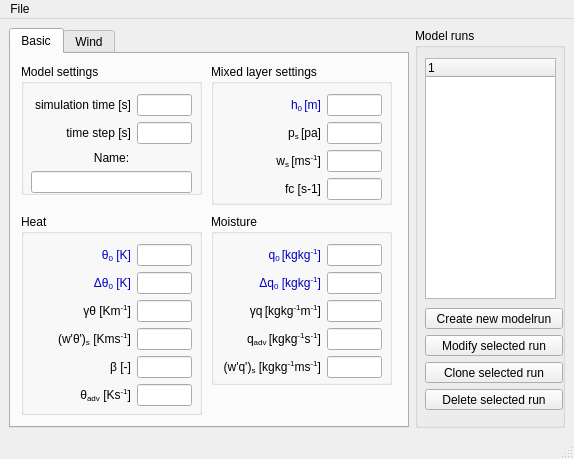
This is mlmodel_UI/mainwindow.ui in classmodel/modelgui as Qt 5 draws it before an edit. The edited form follows.
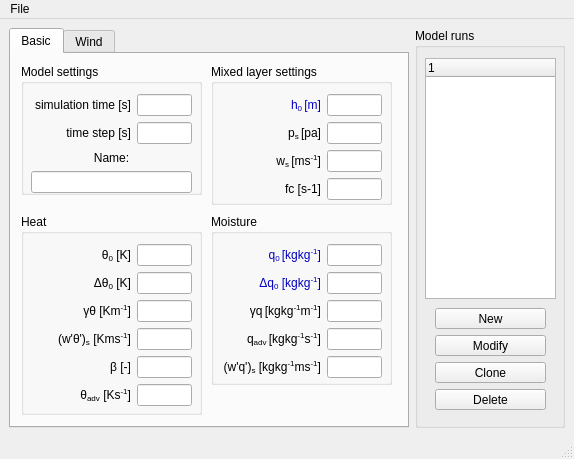
This is the edited form.

Commit message: changes labels main window

```diff
--- a/mlmodel_UI/mainwindow.ui
+++ b/mlmodel_UI/mainwindow.ui
@@ -134,11 +134,7 @@
              <string>Initial mixed layer potential temperature [K]</string>
             </property>
             <property name="text">
-             <string>&lt;!DOCTYPE HTML PUBLIC &quot;-//W3C//DTD HTML 4.0//EN&quot; &quot;http://www.w3.org/TR/REC-html40/strict.dtd&quot;&gt;
-&lt;html&gt;&lt;head&gt;&lt;meta name=&quot;qrichtext&quot; content=&quot;1&quot; /&gt;&lt;style type=&quot;text/css&quot;&gt;
-p, li { white-space: pre-wrap; }
-&lt;/style&gt;&lt;/head&gt;&lt;body style=&quot; font-family:'Sans Serif'; font-size:9pt; font-weight:400; font-style:normal;&quot;&gt;
-&lt;p style=&quot; margin-top:12px; margin-bottom:0px; margin-left:0px; margin-right:0px; -qt-block-indent:0; text-indent:0px;&quot;&gt;&lt;span style=&quot; font-family:'Arial, sans-serif'; color:#0000c0;&quot;&gt;θ&lt;/span&gt;&lt;span style=&quot; font-family:'Arial, sans-serif'; color:#0000c0; vertical-align:sub;&quot;&gt;0&lt;/span&gt;&lt;span style=&quot; font-family:'Arial, sans-serif'; color:#0000c0;&quot;&gt; [K]&lt;/span&gt;&lt;/p&gt;&lt;/body&gt;&lt;/html&gt;</string>
+             <string>&lt;html&gt;θ&lt;sub&gt;0&lt;/sub&gt; [K]&lt;/html&gt;</string>
             </property>
             <property name="alignment">
              <set>Qt::AlignRight|Qt::AlignTrailing|Qt::AlignVCenter</set>
@@ -151,11 +147,7 @@
              <string>Initial potential temperature jump at inversion [K]</string>
             </property>
             <property name="text">
-             <string>&lt;!DOCTYPE HTML PUBLIC &quot;-//W3C//DTD HTML 4.0//EN&quot; &quot;http://www.w3.org/TR/REC-html40/strict.dtd&quot;&gt;
-&lt;html&gt;&lt;head&gt;&lt;meta name=&quot;qrichtext&quot; content=&quot;1&quot; /&gt;&lt;style type=&quot;text/css&quot;&gt;
-p, li { white-space: pre-wrap; }
-&lt;/style&gt;&lt;/head&gt;&lt;body style=&quot; font-family:'Sans Serif'; font-size:9pt; font-weight:400; font-style:normal;&quot;&gt;
-&lt;p style=&quot; margin-top:12px; margin-bottom:0px; margin-left:0px; margin-right:0px; -qt-block-indent:0; text-indent:0px;&quot;&gt;&lt;span style=&quot; font-family:'Arial, sans-serif'; color:#0000c0;&quot;&gt;Δθ&lt;/span&gt;&lt;span style=&quot; font-family:'Arial, sans-serif'; color:#0000c0; vertical-align:sub;&quot;&gt;0&lt;/span&gt;&lt;span style=&quot; font-family:'Arial, sans-serif'; color:#0000c0;&quot;&gt; [K]&lt;/span&gt;&lt;/p&gt;&lt;/body&gt;&lt;/html&gt;</string>
+             <string>&lt;html&gt;Δθ&lt;sub&gt;0&lt;/sub&gt; [K]&lt;/html&gt;</string>
             </property>
             <property name="alignment">
              <set>Qt::AlignRight|Qt::AlignTrailing|Qt::AlignVCenter</set>
@@ -758,9 +750,9 @@
       <widget class="QWidget" name="layoutWidget">
        <property name="geometry">
         <rect>
-         <x>10</x>
+         <x>20</x>
          <y>280</y>
-         <width>138</width>
+         <width>111</width>
          <height>102</height>
         </rect>
        </property>
@@ -768,28 +760,28 @@
         <item>
          <widget class="QPushButton" name="newRunButton">
           <property name="text">
-           <string>Create new modelrun</string>
+           <string>New</string>
           </property>
          </widget>
         </item>
         <item>
          <widget class="QPushButton" name="modifyRunButton">
           <property name="text">
-           <string>Modify selected run</string>
+           <string>Modify</string>
           </property>
          </widget>
         </item>
         <item>
          <widget class="QPushButton" name="cloneRunButton">
           <property name="text">
-           <string>Clone selected run</string>
+           <string>Clone</string>
           </property>
          </widget>
         </item>
         <item>
          <widget class="QPushButton" name="cloneRunButton_2">
           <property name="text">
-           <string>Delete selected run</string>
+           <string>Delete</string>
           </property>
          </widget>
         </item>
```
